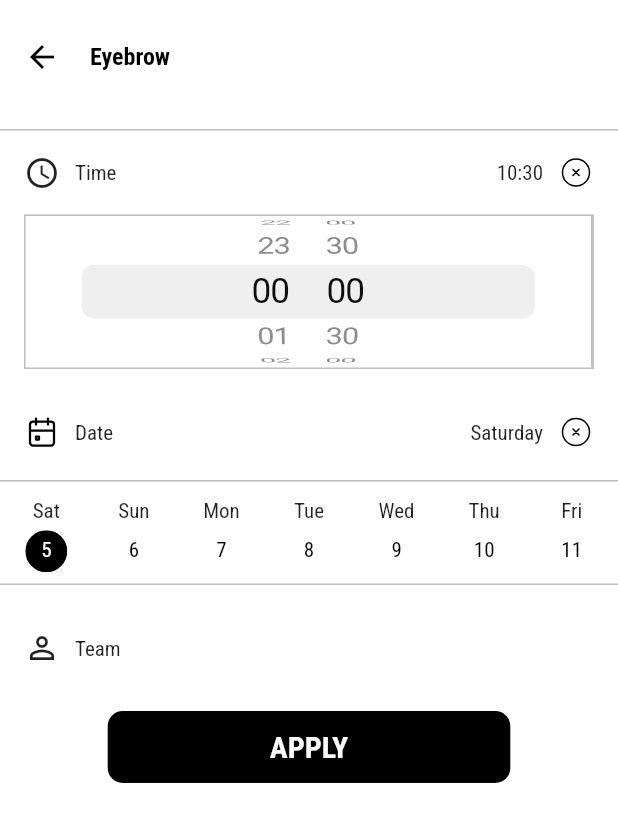
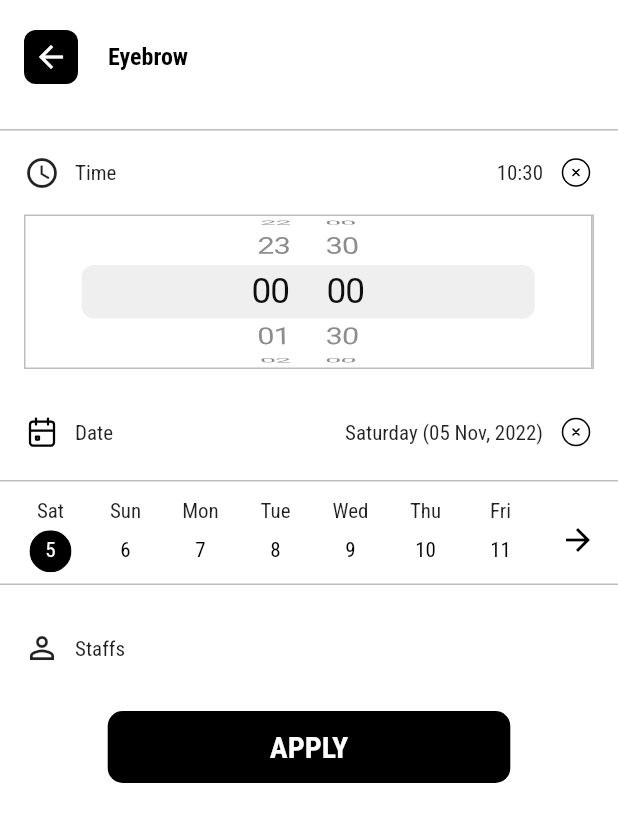
Before and after one commit to latiosthinh/mybeauty-flutter, a Flutter app: the AppointmentScreen screen opened directly, after a tap on an icon or button, on a phone screen of 412 x 824 dp. Shown: the top 822 px of the screen. Run offline on Flutter 3.47's test engine with Material 2 defaults, Android fonts, the phone set to English and light mode, and no system bars; our stand-ins replace cloud_firestore, firebase_auth, firebase_core, firebase_storage, flutter_datetime_picker, flutter_svg and 3 more; accounts and stored records are empty; generated files the repository leaves out were written again.

Commit message:
complete date picker

```diff
--- a/lib/components/buttons/rounded_button.dart
+++ b/lib/components/buttons/rounded_button.dart
@@ -5,12 +5,14 @@ class RoundedButton extends StatelessWidget {
   final Color iconColor;
   final Function onTap;
   final bool hasBgColor;
+  final IconData? icon;
   const RoundedButton({
     Key? key,
     required this.bgColor,
     required this.onTap,
     required this.iconColor,
     required this.hasBgColor,
+    this.icon
   }) : super(key: key);
 
   @override
@@ -22,8 +24,9 @@ class RoundedButton extends StatelessWidget {
         onTap: () => onTap(),
         child: SizedBox(
           height: 36.0,
+          width: 36.0,
           child: Icon(
-            Icons.arrow_back,
+            icon ?? Icons.arrow_back,
             color: iconColor,
           ),
         ),
--- a/lib/components/date_line/index.dart
+++ b/lib/components/date_line/index.dart
@@ -1,4 +1,5 @@
 import 'package:flutter/material.dart';
+import 'package:flutter_datetime_picker/flutter_datetime_picker.dart';
 import 'package:mybeauty/components/index.dart';
 import 'package:mybeauty/constants.dart';
 import 'package:mybeauty/utils/datetime_utils.dart';
@@ -33,13 +34,17 @@ class _DateLineState extends State<DateLine> {
                 bottom: BorderSide(color: grayColor))),
         child: Row(
           mainAxisAlignment: MainAxisAlignment.spaceEvenly,
+          children: [
+            Row(
+                mainAxisAlignment: MainAxisAlignment.spaceEvenly,
                 children: workDates.map((date) {
                   return SizedBox(
                       height: 55,
-                width: 55,
+                      width: 50,
                       child: Column(
                         children: [
-                    Text(DateTimeUtils.getDayOfWeek(date).substring(0, 3)),
+                          Text(
+                              DateTimeUtils.getDayOfWeek(date).substring(0, 3)),
                           const VSpacer(5),
                           CircleButton(
                               onTap: () => {
@@ -55,6 +60,22 @@ class _DateLineState extends State<DateLine> {
                         ],
                       ));
                 }).toList()),
-    );
+            RoundedButton(
+                bgColor: widget.color,
+                iconColor: widget.color,
+                hasBgColor: false,
+                icon: Icons.arrow_forward,
+                onTap: () => {
+                      DatePicker.showDatePicker(context,
+                          showTitleActions: true,
+                          minTime: DateTime.now(),
+                          maxTime: DateTime(2030, 12, 12), onChanged: (date) {
+                        widget.onSelected(date);
+                      }, onConfirm: (date) {
+                        widget.onSelected(date);
+                      }, currentTime: DateTime.now(), locale: LocaleType.en)
+                    }),
+          ],
+        ));
   }
 }
--- a/lib/screens/bookings/appointment_screen.dart
+++ b/lib/screens/bookings/appointment_screen.dart
@@ -42,8 +42,8 @@ class _AppointmentScreenScreenState extends State<AppointmentScreen> {
                 children: [
                   RoundedButton(
                       bgColor: widget.color,
-                      iconColor: widget.color,
-                      hasBgColor: false,
+                      iconColor: whiteColor,
+                      hasBgColor: true,
                       onTap: () => {Navigator.pop(context)}),
                   const SizedBox(width: 20),
                   Text(
@@ -147,7 +147,7 @@ class _AppointmentScreenScreenState extends State<AppointmentScreen> {
                         ),
                         Row(
                           children: [
-                            Text(DateTimeUtils.getDayOfWeek(bookingDate)),
+                            Text('${DateTimeUtils.getDayOfWeek(bookingDate)} (${DateTimeUtils.getFullDate(bookingDate)})'),
                             const HSpacer(10),
                             IconButton(
                                 padding: EdgeInsets.zero,
@@ -182,7 +182,7 @@ class _AppointmentScreenScreenState extends State<AppointmentScreen> {
                       children: const [
                         Icon(Icons.person_outline),
                         HSpacer(10),
-                        Text('Team')
+                        Text('Staffs')
                       ],
                     ),
                   ),
--- a/pubspec.yaml
+++ b/pubspec.yaml
@@ -49,6 +49,7 @@ dependencies:
   firebase_storage: ^10.3.9
   hive_flutter: ^1.1.0
   hive_generator: ^1.1.3
+  flutter_datetime_picker: ^1.5.1
 
 dev_dependencies:
   flutter_test:
```
Also changed, not shown: pubspec.lock. Lines whose indentation alone changed are shown as unchanged.
